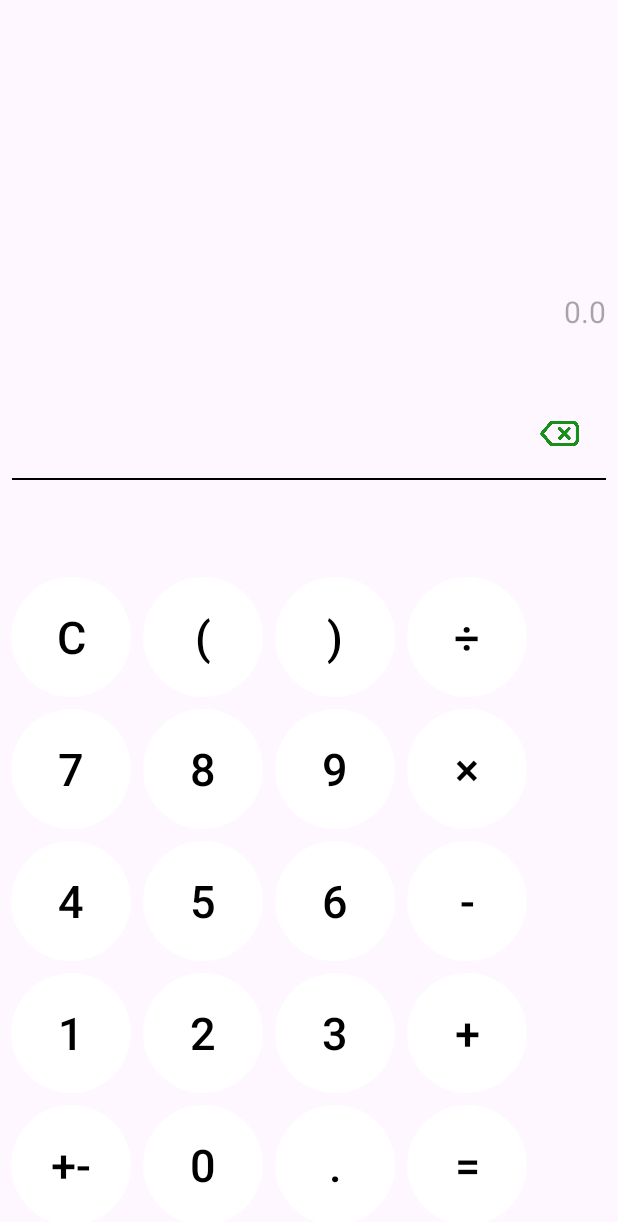
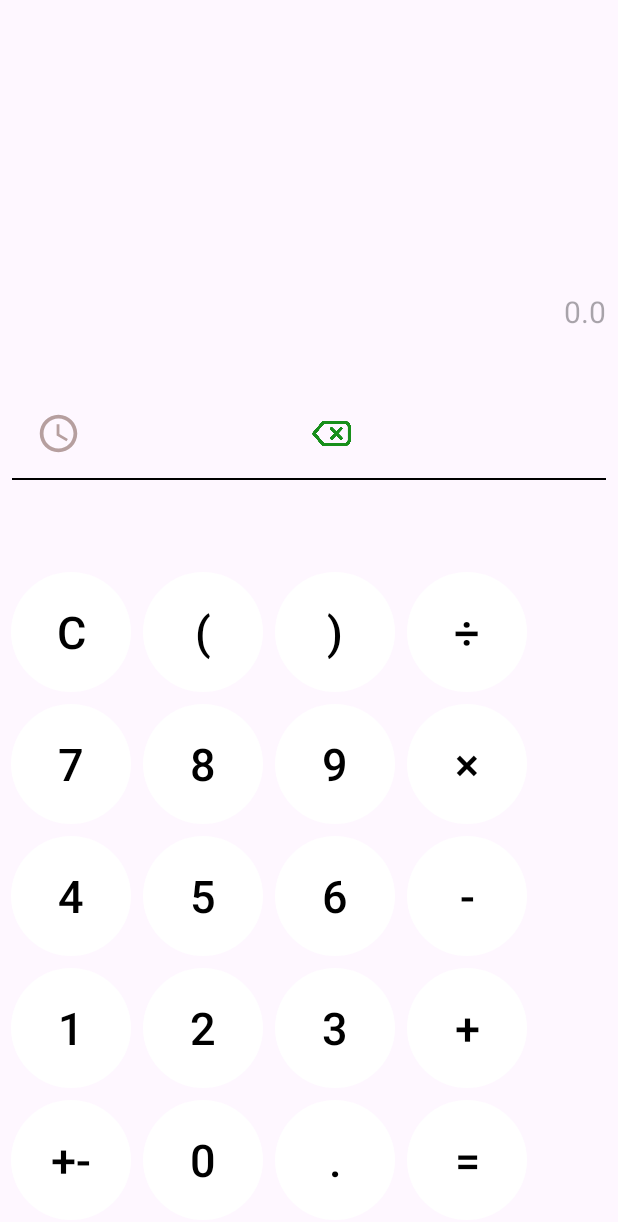
Before and after one commit to Bronnick/CalculatorApp, an Android app: the screen it shows after launch (MainActivity), on a phone screen of 412 x 824 dp. Shown: the top 1222 px of the screen. Run offline under Robolectric (Android 15) with nearby library versions, the phone set to English and light mode, and no system bars; our stand-ins replace Dagger/Hilt's generated code, Room's generated code; 1 statement that could not run was skipped.

Commit message:
implemented storing calculator history to the local database

```diff
--- /dev/null
+++ b/app/src/main/java/com/example/calculatorapp/database/AppDatabase.kt
@@ -0,0 +1,29 @@
+package com.example.calculatorapp.database
+
+import android.content.Context
+import androidx.room.Database
+import androidx.room.Room
+import androidx.room.RoomDatabase
+import com.example.calculatorapp.database.entities.HistoryItem
+
+@Database(entities = [HistoryItem::class], version = 1)
+abstract class AppDatabase : RoomDatabase() {
+
+    abstract fun historyDao(): HistoryDao
+
+    companion object {
+        private const val databaseName = "history_database"
+
+        @Volatile private var instance: AppDatabase? = null
+
+        fun getInstance(context: Context): AppDatabase {
+            return instance ?: synchronized(this) {
+                instance ?: buildDatabase(context)
+            }
+        }
+
+        fun buildDatabase(context: Context): AppDatabase {
+            return Room.databaseBuilder(context, AppDatabase::class.java, databaseName).build()
+        }
+    }
+}
--- /dev/null
+++ b/app/src/main/java/com/example/calculatorapp/database/HistoryDao.kt
@@ -0,0 +1,17 @@
+package com.example.calculatorapp.database
+
+import androidx.room.Dao
+import androidx.room.Insert
+import androidx.room.Query
+import com.example.calculatorapp.database.entities.HistoryItem
+import kotlinx.coroutines.flow.Flow
+
+@Dao
+interface HistoryDao {
+
+    @Query("SELECT * FROM history")
+    fun getHistory(): Flow<List<HistoryItem>>
+
+    @Insert
+    suspend fun insertHistoryItem(item: HistoryItem)
+}
--- /dev/null
+++ b/app/src/main/java/com/example/calculatorapp/di/DatabaseModule.kt
@@ -0,0 +1,27 @@
+package com.example.calculatorapp.di
+
+import android.content.Context
+import com.example.calculatorapp.database.AppDatabase
+import com.example.calculatorapp.database.HistoryDao
+import dagger.Module
+import dagger.Provides
+import dagger.hilt.InstallIn
+import dagger.hilt.android.qualifiers.ApplicationContext
+import dagger.hilt.components.SingletonComponent
+import javax.inject.Singleton
+
+@Module
+@InstallIn(SingletonComponent::class)
+class DatabaseModule {
+
+    @Singleton
+    @Provides
+    fun provideAppDatabase(@ApplicationContext applicationContext: Context): AppDatabase {
+        return AppDatabase.getInstance(applicationContext)
+    }
+
+    @Provides
+    fun providePlaceDao(appDatabase: AppDatabase): HistoryDao {
+        return appDatabase.historyDao()
+    }
+}
--- /dev/null
+++ b/app/src/main/java/com/example/calculatorapp/repositories/HistoryRepository.kt
@@ -0,0 +1,18 @@
+package com.example.calculatorapp.repositories
+
+import com.example.calculatorapp.database.HistoryDao
+import com.example.calculatorapp.database.entities.HistoryItem
+import kotlinx.coroutines.flow.Flow
+import javax.inject.Inject
+
+class HistoryRepository @Inject constructor(
+    private val historyDao: HistoryDao
+) {
+    fun getHistory(): Flow<List<HistoryItem>> {
+        return historyDao.getHistory()
+    }
+
+    suspend fun insertHistoryItem(item: HistoryItem) {
+        historyDao.insertHistoryItem(item)
+    }
+}
--- a/app/src/main/java/com/example/calculatorapp/view_models/CalculatorViewModel.kt
+++ b/app/src/main/java/com/example/calculatorapp/view_models/CalculatorViewModel.kt
@@ -5,12 +5,19 @@ import android.util.Log
 import androidx.lifecycle.LiveData
 import androidx.lifecycle.MutableLiveData
 import androidx.lifecycle.ViewModel
+import androidx.lifecycle.viewModelScope
 import com.example.calculatorapp.classes.evaluate
+import com.example.calculatorapp.database.entities.HistoryItem
+import com.example.calculatorapp.repositories.HistoryRepository
 import dagger.hilt.android.lifecycle.HiltViewModel
+import kotlinx.coroutines.flow.Flow
+import kotlinx.coroutines.launch
 import javax.inject.Inject
 
 @HiltViewModel
-class CalculatorViewModel @Inject constructor(): ViewModel() {
+class CalculatorViewModel @Inject constructor(
+    private val historyRepository: HistoryRepository
+): ViewModel() {
 
     private val _mathExpression = MutableLiveData("")
     val mathExpression: LiveData<String>
@@ -25,6 +32,11 @@ class CalculatorViewModel @Inject constructor(): ViewModel() {
         get() = _equalsPressedFlag
 
     var mathExpressionPreviousLength = 0
+
+
+    val history: Flow<List<HistoryItem>> =
+        historyRepository.getHistory()
+
 
     init {
         Log.d("myLogs", "init")
@@ -41,6 +53,12 @@ class CalculatorViewModel @Inject constructor(): ViewModel() {
 
     fun clear() {
         _mathExpression.value = ""
+    }
+
+    fun saveHistoryItem(item: HistoryItem) {
+        viewModelScope.launch {
+            historyRepository.insertHistoryItem(item)
+        }
     }
 
     fun switchMathExpressionWithResult() {
--- /dev/null
+++ b/app/src/main/res/drawable/baseline_access_time_24.xml
@@ -0,0 +1,6 @@
+<vector android:height="24dp" android:tint="#B69F9F"
+    android:viewportHeight="24" android:viewportWidth="24"
+    android:width="24dp" xmlns:android="http://schemas.android.com/apk/res/android">
+    <path android:fillColor="@android:color/holo_green_light" android:pathData="M11.99,2C6.47,2 2,6.48 2,12s4.47,10 9.99,10C17.52,22 22,17.52 22,12S17.52,2 11.99,2zM12,20c-4.42,0 -8,-3.58 -8,-8s3.58,-8 8,-8 8,3.58 8,8 -3.58,8 -8,8z"/>
+    <path android:fillColor="@android:color/holo_green_light" android:pathData="M12.5,7H11v6l5.25,3.15 0.75,-1.23 -4.5,-2.67z"/>
+</vector>
--- a/app/src/main/res/layout/activity_main.xml
+++ b/app/src/main/res/layout/activity_main.xml
@@ -10,7 +10,7 @@
 
     <androidx.fragment.app.FragmentContainerView
         android:id="@+id/mathExpressionPanel"
-        android:name="com.example.calculatorapp.ui.MathExpressionFragment"
+        android:name="com.example.calculatorapp.ui.fragments.MathExpressionFragment"
         android:layout_width="0dp"
         android:layout_height="0dp"
         android:layout_weight="0.4"
@@ -21,14 +21,16 @@
 
     <androidx.fragment.app.FragmentContainerView
         android:id="@+id/buttonPanel"
-        android:name="com.example.calculatorapp.ui.ButtonFragment"
+        android:name="androidx.navigation.fragment.NavHostFragment"
         android:layout_width="0dp"
-        android:layout_height="wrap_content"
+        android:layout_height="450dp"
         android:layout_gravity="bottom"
         android:layout_weight="0.6"
         app:layout_constraintBottom_toBottomOf="parent"
         app:layout_constraintEnd_toEndOf="parent"
-        app:layout_constraintStart_toStartOf="parent" />
+        app:layout_constraintStart_toStartOf="parent"
+        app:defaultNavHost="true"
+        app:navGraph="@navigation/calculator_graph"/>
 
 
 </androidx.constraintlayout.widget.ConstraintLayout>
--- a/app/src/main/res/layout/text_panel.xml
+++ b/app/src/main/res/layout/text_panel.xml
@@ -43,12 +43,21 @@
         android:layout_height="wrap_content"
         android:orientation="horizontal"
         android:padding="16dp"
-        android:gravity="end">
+        android:gravity="start">
+
+        <ImageView
+            android:id="@+id/historyButton"
+            android:src="@drawable/baseline_access_time_24"
+            android:layout_width="30dp"
+            android:layout_height="30dp"
+            android:layout_gravity="start">
+
+        </ImageView>
 
         <ImageView
             android:id="@+id/backspaceButton"
             android:src="@drawable/delete"
-            android:layout_width="30dp"
+            android:layout_width="match_parent"
             android:layout_height="30dp"
             android:layout_gravity="end">
 
--- /dev/null
+++ b/app/src/main/res/navigation/calculator_graph.xml
@@ -0,0 +1,20 @@
+<?xml version="1.0" encoding="utf-8"?>
+<navigation xmlns:android="http://schemas.android.com/apk/res/android"
+    xmlns:app="http://schemas.android.com/apk/res-auto"
+    xmlns:tools="http://schemas.android.com/tools"
+    android:id="@+id/calculator_graph"
+    app:startDestination="@id/buttonFragment">
+    <fragment
+        android:id="@+id/buttonFragment"
+        android:name="com.example.calculatorapp.ui.fragments.ButtonFragment"
+        android:label="ButtonFragment"
+        tools:layout="@layout/button_panel">
+        <action
+            android:id="@+id/action_buttonFragment_to_historyFragment"
+            app:destination="@id/historyFragment" />
+    </fragment>
+    <fragment
+        android:id="@+id/historyFragment"
+        android:name="com.example.calculatorapp.ui.fragments.HistoryFragment"
+        android:label="HistoryFragment" />
+</navigation>
```
Also changed, not shown: app/build.gradle.kts (+9 -0 lines), app/src/main/java/com/example/calculatorapp/database/entities/HistoryItem.kt (added, +15 -0 lines), app/src/main/java/com/example/calculatorapp/ui/adapters/HistoryAdapter.kt (added, +40 -0 lines), app/src/main/java/com/example/calculatorapp/ui/fragments/ButtonFragment.kt (renamed from app/src/main/java/com/example/calculatorapp/ui/ButtonFragment.kt, +11 -2 lines), app/src/main/java/com/example/calculatorapp/ui/fragments/HistoryFragment.kt (added, +64 -0 lines), app/src/main/java/com/example/calculatorapp/ui/fragments/MathExpressionFragment.kt (renamed from app/src/main/java/com/example/calculatorapp/ui/MathExpressionFragment.kt, +10 -1 lines), app/src/main/res/layout/history_fragment.xml (added, +27 -0 lines), app/src/main/res/layout/history_item.xml (added, +41 -0 lines).
